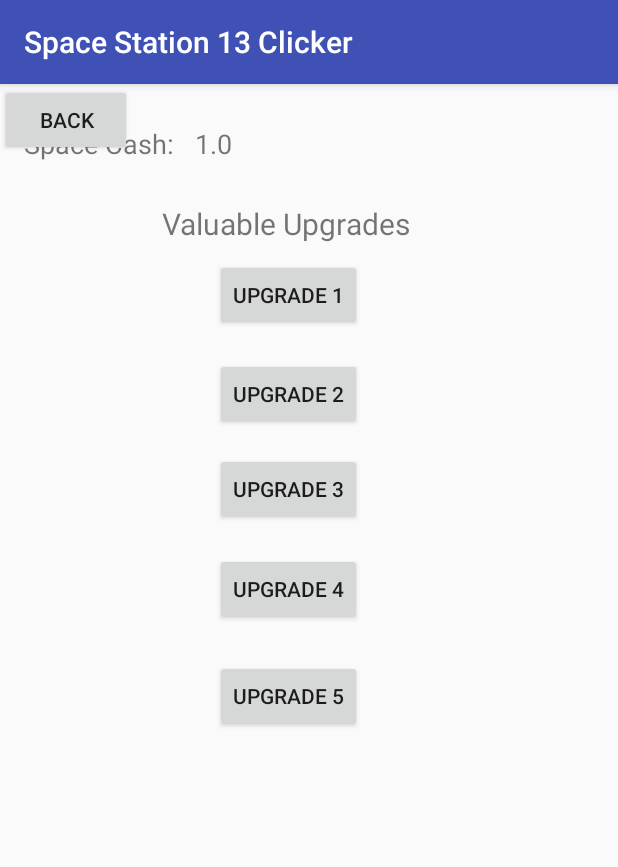
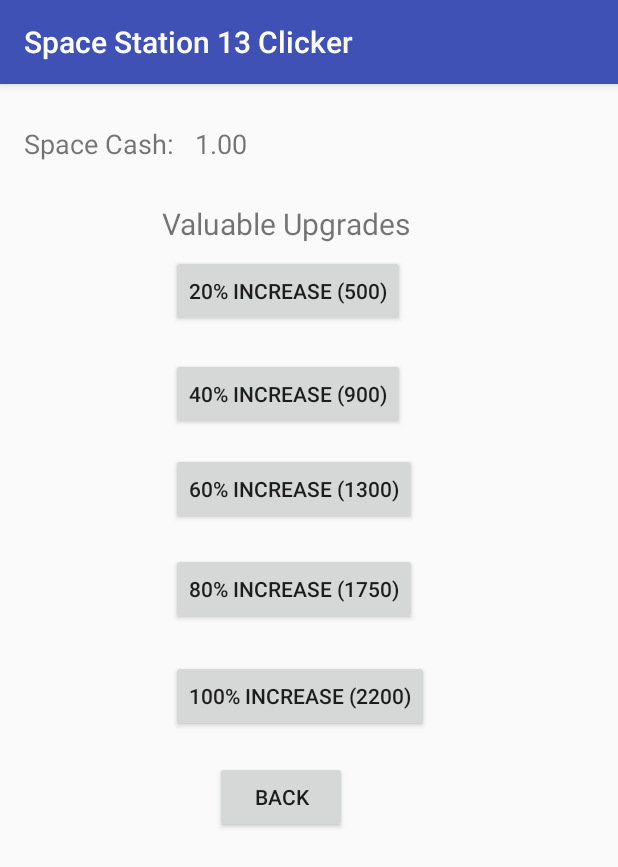
Before and after one commit to apophis775/MAD110-Class, an Android app: the screen it shows after launch (Upgrades), after a tap on "UPGRADES", on a phone screen of 412 x 824 dp. Shown: the top 867 px of the screen. Run offline under Robolectric (Android 15) with nearby library versions, the phone set to English and light mode, and no system bars; 1 other tap on this screen came first.

Commit message:
Clicker 0.4
Timers fully functional and debugged
Counting transfers between Upgrade and Main Screen
All the variables properly transfer back and fourth
Upgrade Buttons all have their base function

TODO:
Error Messages when you can't afford something
Promotion (Probably just a pop-up alerting them of the bonus)
Come up with better names for the upgrades and name the buttons
dynamically.
Balance overall gameplay so it doesn't seem so slow.

```diff
--- a/SS13Clicker/app/src/main/java/com/example/dave/ss13clicker/MainActivity.java
+++ b/SS13Clicker/app/src/main/java/com/example/dave/ss13clicker/MainActivity.java
@@ -15,6 +15,7 @@
 
     Button btnWork; //Grey Tide, Station Wide.
     Button btnUpgrade;//Upgrade Menu
+    Button btnHireAssist;//Hire assistants
     TextView spaceBucks; //Currency
     TextView rank; //Rank
     TextView assist;//Assistants
@@ -25,6 +26,7 @@
     double bonus = 0; //This is a prestige bonus;  When you transfer to a new station, you start as an Assistant again, but you keep 10% of the bonus from your Rank and Department at time of transfer.  It also compounds.
     double upgrade = 0; //This is the Upgrade bonus, tracked by the tools you have.  These bonuses stay with you until you transfer to another station, then they are lost.
     double perSecondBonus = 0;
+    int assistants = 0;
     CountDownTimer timer;
 
 
@@ -36,8 +38,7 @@
             if (resultCode == RESULT_OK) {
                 bucks = data.getExtras().getDouble("bucks");
                 spaceBucks.setText(String.valueOf(bucks));
-
-
+                upgrade = data.getExtras().getDouble("upgrade");
             }
         }
     }
@@ -52,17 +53,22 @@
         //Variables... Variables everywhere...
         btnWork = (Button)findViewById(R.id.btnGreyTide);
         btnUpgrade = (Button)findViewById(R.id.btnUpgrade);
+        btnHireAssist = (Button)findViewById(R.id.btnHireAssist);
         spaceBucks = (TextView)findViewById(R.id.txtCurrency);
         rank = (TextView)findViewById(R.id.txtRank);
         assist = (TextView)findViewById(R.id.txtAssist);
-        assist.setText("0");
+        assist.setText(String.valueOf(assistants));
 
 
         //TIMER FOR TIMED PRODUCTION UPDATES
-        timer = new CountDownTimer(5000,1000){
+        timer = new CountDownTimer(60000,1000){
             @Override
             public void onTick(long millisUntilFinished) {
-                assist.setText(String.valueOf(timer));
+                bucks+= ((base+(1*(rankMod+bonus+upgrade)))*.05)*assistants;
+                spaceBucks.setText(String.format("%.2f", bucks));
+
+
+
 
             }
 
@@ -71,6 +77,8 @@
                 timer.start();
             }
         };
+        timer.start();
+
 
 
 
@@ -81,11 +89,28 @@
         rank.setText(rankS);
 
 
+        btnHireAssist.setOnClickListener(new View.OnClickListener(){
+            @Override
+            public void onClick(View v) {
+                if(bucks>=10) {
+                    bucks -= 10; //Super Cheap, cause fairly inefficient.
+                    spaceBucks.setText(String.format("%.2f", bucks));
+                    assistants++;
+                    assist.setText(String.valueOf(assistants));
+                }
+                else{
+                    //TORCH ERROR MESSAGE WILL GO HERE
+
+                }
+
+            }
+        });
+
         btnWork.setOnClickListener(new View.OnClickListener() {
             @Override
             public void onClick(View v) {
                 bucks+= base+(1*(rankMod+bonus+upgrade)); //Always adds at least 1 "work" to the total, but allows bonuses to add more.
-                spaceBucks.setText(String.valueOf(bucks));
+                spaceBucks.setText(String.format("%.2f", bucks));
             }
         });
 
@@ -96,10 +121,19 @@
             public void onClick(View v) {
                 Intent nextScreen = new Intent(MainActivity.this, Upgrades.class);
                 nextScreen.putExtra("bucks", bucks);
+                nextScreen.putExtra("rankMod", rankMod);
+                nextScreen.putExtra("bonus", bonus);
+                nextScreen.putExtra("upgrade", upgrade);
+                nextScreen.putExtra("assistants", assistants);
+
+
+
                 startActivityForResult(nextScreen,1);
             }
         });
 
 
+
+
     }
 }
--- a/SS13Clicker/app/src/main/java/com/example/dave/ss13clicker/Upgrades.java
+++ b/SS13Clicker/app/src/main/java/com/example/dave/ss13clicker/Upgrades.java
@@ -1,5 +1,6 @@
 package com.example.dave.ss13clicker;
 
+import android.os.CountDownTimer;
 import android.support.v7.app.AppCompatActivity;
 import android.os.Bundle;
 import android.view.View;
@@ -10,7 +11,24 @@
     TextView spaceBucks; //Currency
     Button btnBack;
     Button upgrade1;
+    Button upgrade2;
+    Button upgrade3;
+    Button upgrade4;
+    Button upgrade5;
+
     double bucks;
+    CountDownTimer timer;
+    final double base = 1;
+    double rankMod = 0;
+    double bonus = 0;
+    double upgrade = 0;
+    int assistants = 0;
+
+
+
+
+
+
 
 
 
@@ -18,18 +36,113 @@
     protected void onCreate(Bundle savedInstanceState) {
         super.onCreate(savedInstanceState);
         bucks = getIntent().getExtras().getDouble("bucks");
+        rankMod = getIntent().getExtras().getDouble("rankmod");
+        bonus = getIntent().getExtras().getDouble("bonus");
+        upgrade = getIntent().getExtras().getDouble("upgrade");
+        assistants = getIntent().getExtras().getInt("assistants");
         setContentView(R.layout.activity_upgrades);
         spaceBucks = (TextView)findViewById(R.id.txtWork);
-        spaceBucks.setText(String.valueOf(bucks));
+        spaceBucks.setText(String.format("%.2f", bucks));
         btnBack = (Button)findViewById(R.id.btnBack);
         upgrade1 = (Button)findViewById(R.id.btnUpgrade1);
+        upgrade2 = (Button)findViewById(R.id.btnUpgrade2);
+        upgrade3 = (Button)findViewById(R.id.btnUpgrade3);
+        upgrade4 = (Button)findViewById(R.id.btnUpgrade4);
+        upgrade5 = (Button)findViewById(R.id.btnUpgrade5);
+
+
+
+        timer = new CountDownTimer(60000,1000){
+            @Override
+            public void onTick(long millisUntilFinished) {
+                bucks+= ((base+(1*(rankMod+bonus+upgrade)))*.05)*assistants;
+                spaceBucks.setText(String.format("%.2f", bucks));
+
+
+
+
+            }
+
+            @Override
+            public void onFinish() {
+                timer.start();
+            }
+        };
+        timer.start();
+
+
+
+
 
 
 
         upgrade1.setOnClickListener(new View.OnClickListener(){
             @Override
             public void onClick(View v) {
-                bucks++;
+                if(bucks>=500) {
+                    upgrade += 0.2;
+                    bucks -= 500;
+                }
+                else{
+                    //TORCH ERROR MESSAGE WILL GO HERE
+
+                }
+            }
+        });
+
+        upgrade2.setOnClickListener(new View.OnClickListener(){
+            @Override
+            public void onClick(View v) {
+                if(bucks>=900) {
+                    upgrade += 0.2;
+                    bucks -= 900;
+                }
+                else{
+                    //TORCH ERROR MESSAGE WILL GO HERE
+
+                }
+            }
+        });
+
+        upgrade3.setOnClickListener(new View.OnClickListener(){
+            @Override
+            public void onClick(View v) {
+                if(bucks>=1300) {
+                    upgrade += 0.2;
+                    bucks -= 1300;
+                }
+                else{
+                    //TORCH ERROR MESSAGE WILL GO HERE
+
+                }
+            }
+        });
+
+        upgrade4.setOnClickListener(new View.OnClickListener(){
+            @Override
+            public void onClick(View v) {
+                if(bucks>=1750) {
+                    upgrade += 0.2;
+                    bucks -= 1750;
+                }
+                else{
+                    //TORCH ERROR MESSAGE WILL GO HERE
+
+                }
+            }
+        });
+
+        upgrade5.setOnClickListener(new View.OnClickListener(){
+            @Override
+            public void onClick(View v) {
+                if(bucks>=2200) {
+                    upgrade += 1.0;
+                    bucks -= 2200;
+                }
+                else{
+                    //TORCH ERROR MESSAGE WILL GO HERE
+
+                }
             }
         });
 
--- a/SS13Clicker/app/src/main/res/layout/activity_main.xml
+++ b/SS13Clicker/app/src/main/res/layout/activity_main.xml
@@ -99,10 +99,10 @@
         android:layout_width="wrap_content"
         android:layout_height="wrap_content"
         android:textSize="18sp"
-        android:layout_marginLeft="0dp"
-        app:layout_constraintLeft_toLeftOf="@+id/txtRank"
         android:layout_marginTop="10dp"
-        app:layout_constraintTop_toBottomOf="@+id/txtRank" />
+        app:layout_constraintTop_toBottomOf="@+id/txtRank"
+        app:layout_constraintLeft_toRightOf="@+id/lblAssist"
+        android:layout_marginLeft="10dp" />
 
     <Button
         android:id="@+id/btnHireAssist"
--- a/SS13Clicker/app/src/main/res/layout/activity_upgrades.xml
+++ b/SS13Clicker/app/src/main/res/layout/activity_upgrades.xml
@@ -5,16 +5,6 @@
     android:layout_width="match_parent"
     android:layout_height="match_parent"
     tools:context="com.example.dave.ss13clicker.Upgrades">
-
-    <Button
-        android:id="@+id/btnUpgrad5"
-        android:layout_width="wrap_content"
-        android:layout_height="wrap_content"
-        android:layout_marginLeft="0dp"
-        android:layout_marginTop="277dp"
-        android:text="@string/btnUpgrade5"
-        app:layout_constraintLeft_toLeftOf="@+id/btnUpgrade4"
-        app:layout_constraintTop_toBottomOf="@+id/textView2" />
 
     <TextView
         android:id="@+id/textView2"
@@ -32,10 +22,30 @@
         android:id="@+id/btnUpgrade1"
         android:layout_width="wrap_content"
         android:layout_height="wrap_content"
-        android:layout_marginLeft="35dp"
-        android:layout_marginTop="10dp"
+        android:layout_marginLeft="6dp"
+        android:layout_marginTop="7dp"
         android:text="@string/btnUpgrade1"
         app:layout_constraintLeft_toLeftOf="@+id/textView2"
+        app:layout_constraintTop_toBottomOf="@+id/textView2" />
+
+    <Button
+        android:id="@+id/btnUpgrade2"
+        android:layout_width="wrap_content"
+        android:layout_height="wrap_content"
+        android:layout_marginLeft="0dp"
+        android:layout_marginTop="76dp"
+        android:text="@string/btnUpgrade2"
+        app:layout_constraintLeft_toLeftOf="@+id/btnUpgrade1"
+        app:layout_constraintTop_toBottomOf="@+id/textView2" />
+
+    <Button
+        android:id="@+id/btnUpgrade3"
+        android:layout_width="wrap_content"
+        android:layout_height="wrap_content"
+        android:layout_marginLeft="0dp"
+        android:layout_marginTop="139dp"
+        android:text="@string/btnUpgrade3"
+        app:layout_constraintLeft_toLeftOf="@+id/btnUpgrade2"
         app:layout_constraintTop_toBottomOf="@+id/textView2" />
 
     <Button
@@ -49,23 +59,13 @@
         app:layout_constraintTop_toBottomOf="@+id/textView2" />
 
     <Button
-        android:id="@+id/btnUpgrade3"
+        android:id="@+id/btnUpgrade5"
         android:layout_width="wrap_content"
         android:layout_height="wrap_content"
         android:layout_marginLeft="0dp"
-        android:layout_marginTop="139dp"
-        android:text="@string/btnUpgrade3"
-        app:layout_constraintLeft_toLeftOf="@+id/btnUpgrade2"
-        app:layout_constraintTop_toBottomOf="@+id/textView2" />
-
-    <Button
-        android:id="@+id/btnUpgrade2"
-        android:layout_width="wrap_content"
-        android:layout_height="wrap_content"
-        android:layout_marginLeft="0dp"
-        android:layout_marginTop="76dp"
-        android:text="@string/btnUpgrade2"
-        app:layout_constraintLeft_toLeftOf="@+id/btnUpgrade1"
+        android:layout_marginTop="277dp"
+        android:text="@string/btnUpgrade5"
+        app:layout_constraintLeft_toLeftOf="@+id/btnUpgrade4"
         app:layout_constraintTop_toBottomOf="@+id/textView2" />
 
     <TextView
@@ -94,7 +94,9 @@
         android:layout_width="wrap_content"
         android:layout_height="wrap_content"
         android:text="@string/btnBack"
-        tools:layout_editor_absoluteX="147dp"
-        tools:layout_editor_absoluteY="444dp" />
+        android:layout_marginTop="19dp"
+        app:layout_constraintTop_toBottomOf="@+id/btnUpgrade5"
+        android:layout_marginLeft="143dp"
+        app:layout_constraintLeft_toLeftOf="parent" />
 
 </android.support.constraint.ConstraintLayout>
```
Also changed, not shown: SS13Clicker/app/src/main/res/values/strings.xml (+6 -6 lines).
